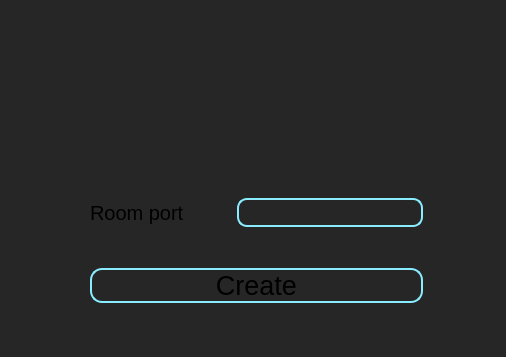
Before: the Qt Designer form Client/Client/mainwindow.ui in cpp-park-vk-education/2022_2_oldB, drawn with Qt 5; both pictures show x 292 to 798 and y 0 to 357 of the 1099 by 658 pixel window.
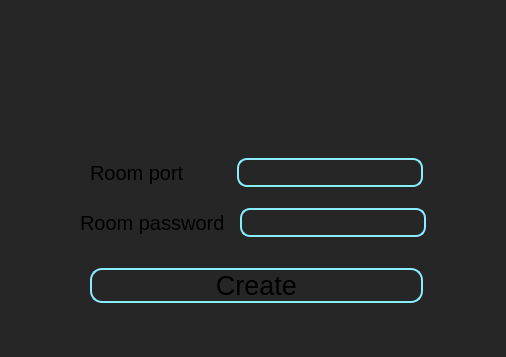
After: the same form once the commit is applied. The open tabs and pages were chosen to show the change.

Patch:
```diff
--- a/Client/Client/mainwindow.ui
+++ b/Client/Client/mainwindow.ui
@@ -804,7 +804,7 @@
             <property name="geometry">
              <rect>
               <x>157</x>
-              <y>180</y>
+              <y>140</y>
               <width>186</width>
               <height>29</height>
              </rect>
@@ -857,7 +857,7 @@
             <property name="geometry">
              <rect>
               <x>10</x>
-              <y>180</y>
+              <y>140</y>
               <width>141</width>
               <height>29</height>
              </rect>
@@ -935,6 +935,52 @@
              <string>Back</string>
             </property>
            </widget>
+           <widget class="QLabel" name="label_24">
+            <property name="geometry">
+             <rect>
+              <x>0</x>
+              <y>190</y>
+              <width>151</width>
+              <height>29</height>
+             </rect>
+            </property>
+            <property name="font">
+             <font>
+              <pointsize>15</pointsize>
+             </font>
+            </property>
+            <property name="styleSheet">
+             <string notr="true">background-color: none;</string>
+            </property>
+            <property name="text">
+             <string>Room password</string>
+            </property>
+            <property name="alignment">
+             <set>Qt::AlignLeading|Qt::AlignLeft|Qt::AlignVCenter</set>
+            </property>
+           </widget>
+           <widget class="QLineEdit" name="newRoomPassword">
+            <property name="geometry">
+             <rect>
+              <x>160</x>
+              <y>190</y>
+              <width>186</width>
+              <height>29</height>
+             </rect>
+            </property>
+            <property name="font">
+             <font>
+              <pointsize>15</pointsize>
+             </font>
+            </property>
+            <property name="styleSheet">
+             <string notr="true">border: 2px solid #8aecff; border-radius: 10px;
+color: white;</string>
+            </property>
+            <property name="text">
+             <string/>
+            </property>
+           </widget>
           </widget>
          </widget>
         </item>
```
Left out of the diff: 52 changed lines with no effect on the pictures.
